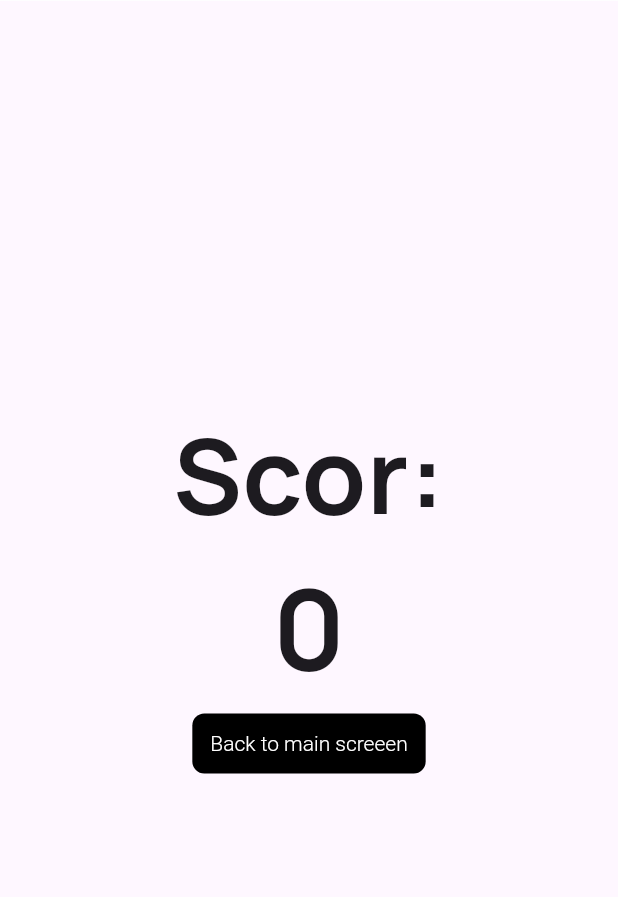
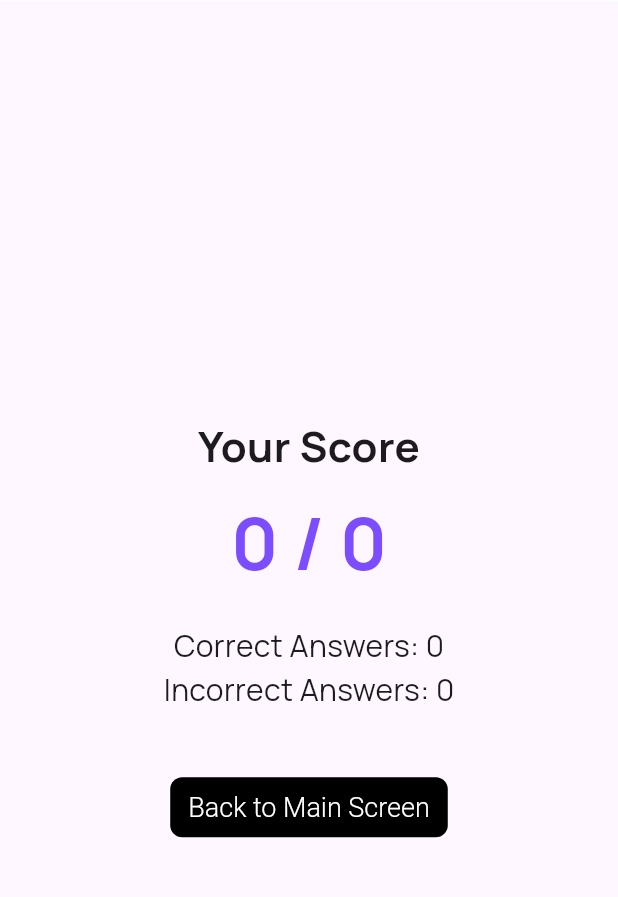
Before and after one commit to Aziz-TheDarkCode/piscine-flutter, a Flutter app: the ScoreView screen opened directly with empty values, on a phone screen of 412 x 824 dp, the part 59-956 px from its top. Run offline on Flutter 3.47's test engine with Material 3 defaults, Android fonts, the phone set to English and light mode, and no system bars; network calls fail.

Commit message:
Project done

```diff
--- a/quizz_app/lib/screens/detailed_view.dart
+++ b/quizz_app/lib/screens/detailed_view.dart
@@ -35,7 +35,7 @@ class _QuizPlaygroundState extends State<QuizPlayground> {
       if (currentQuestionIndex < category.questions.length - 1) {
         currentQuestionIndex++;
       } else {
-        Navigator.pushNamed(context, '/score_view', arguments: {
+        Navigator.pushReplacementNamed(context, '/score_view', arguments: {
           'score': score,
           'totalQuestions': category.questions.length,
           'categoryName': category.name,
--- a/quizz_app/lib/screens/home.dart
+++ b/quizz_app/lib/screens/home.dart
@@ -12,6 +12,9 @@ class MyHomePage extends StatefulWidget {
 class _MyHomePageState extends State<MyHomePage> {
   @override
   Widget build(BuildContext context) {
-    return Scaffold(appBar: const CustomAppBar(), body: Categories());
+    return WillPopScope(
+      onWillPop: () async => false,
+      child: Scaffold(appBar: const CustomAppBar(), body: Categories()),
+    );
   }
 }
--- a/quizz_app/lib/screens/score_view.dart
+++ b/quizz_app/lib/screens/score_view.dart
@@ -6,20 +6,47 @@ class ScoreView extends StatelessWidget {
 
   @override
   Widget build(BuildContext context) {
-    final score = ModalRoute.of(context)!.settings.arguments as int;
-    return Scaffold(
+    final args =
+        ModalRoute.of(context)!.settings.arguments as Map<String, dynamic>;
+    final int score = args['score'];
+    final int totalQuestions = args['totalQuestions'];
+    final String categoryName = args['categoryName'];
+    return WillPopScope(
+      onWillPop: () async => false,
+      child: Scaffold(
         appBar: const CustomAppBar(),
         body: Center(
           child: Column(
             mainAxisAlignment: MainAxisAlignment.center,
             children: [
-          // should display the argument
-          Text('Scor:',
+              Text(
+                categoryName,
                 style:
-                  const TextStyle(fontSize: 70, fontWeight: FontWeight.bold)),
-          Text('$score',
-              style:
-                  const TextStyle(fontSize: 74, fontWeight: FontWeight.bold)),
+                    const TextStyle(fontSize: 24, fontWeight: FontWeight.bold),
+              ),
+              const SizedBox(height: 20),
+              const Text(
+                'Your Score',
+                style: TextStyle(fontSize: 28, fontWeight: FontWeight.bold),
+              ),
+              const SizedBox(height: 10),
+              Text(
+                '$score / $totalQuestions',
+                style: const TextStyle(
+                    fontSize: 48,
+                    fontWeight: FontWeight.bold,
+                    color: Colors.deepPurpleAccent),
+              ),
+              const SizedBox(height: 20),
+              Text(
+                'Correct Answers: $score',
+                style: const TextStyle(fontSize: 20),
+              ),
+              Text(
+                'Incorrect Answers: ${totalQuestions - score}',
+                style: const TextStyle(fontSize: 20),
+              ),
+              const SizedBox(height: 40),
               TextButton(
                 onPressed: () {
                   Navigator.pushNamed(context, "/homepage");
@@ -28,14 +55,25 @@ class ScoreView extends StatelessWidget {
                     backgroundColor: Colors.black,
                     foregroundColor: Colors.white,
                     shape: RoundedRectangleBorder(
-                    borderRadius:
-                        BorderRadius.circular(8), // Set the desired radius here
+                      // Add this line
+                      borderRadius: BorderRadius.circular(
+                          8), // Set the desired radius here
                     ),
                     textStyle: const TextStyle(
-                      color: Colors.white, fontWeight: FontWeight.w300)),
-              child: const Text("Back to main screeen"))
+                        color: Color.fromARGB(255, 235, 234, 234),
+                        fontWeight: FontWeight.w300)),
+                child: const Text(
+                  "Back to Main Screen",
+                  style: TextStyle(
+                      fontSize: 18,
+                      color: Colors.white,
+                      fontWeight: FontWeight.w300),
+                ),
+              ),
             ],
-      )),
+          ),
+        ),
+      ),
     );
   }
 }
```
Lines whose indentation alone changed are shown as unchanged.
